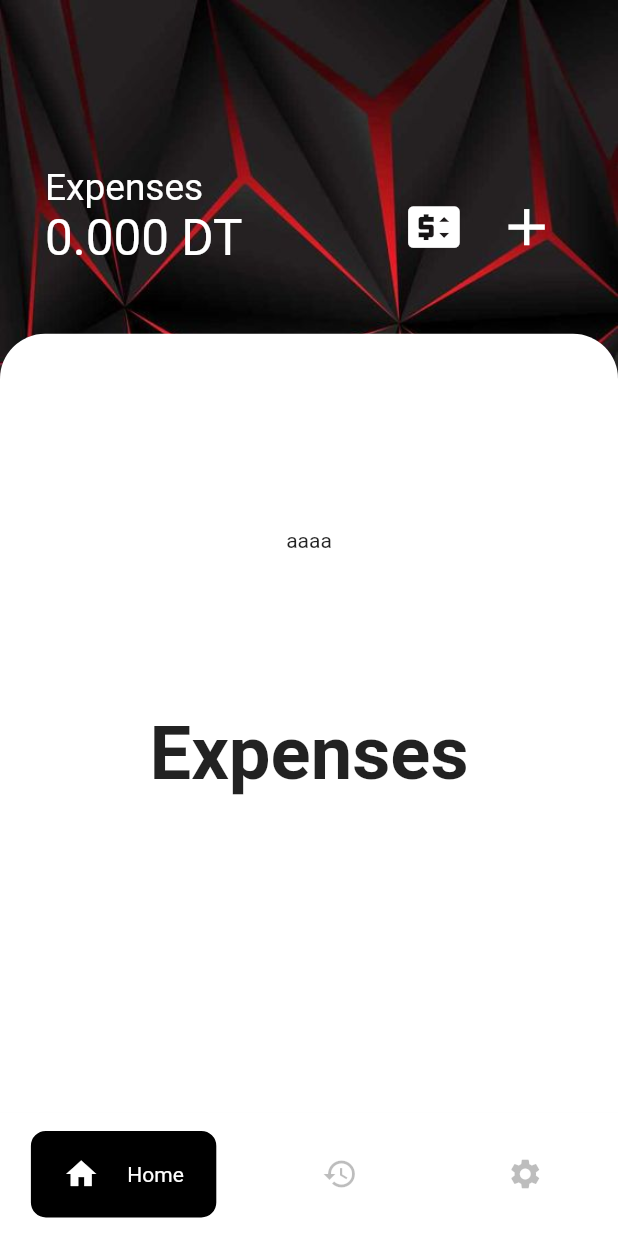
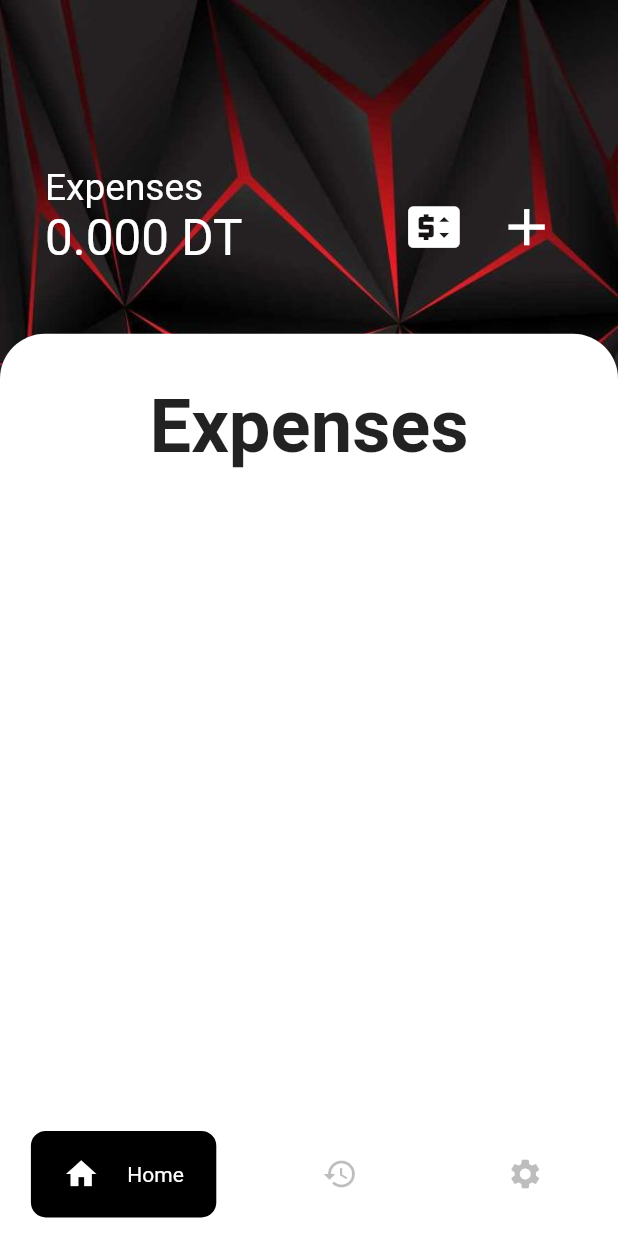
Before and after one commit to louaybadri/expenses_app, a Flutter app: the screen it shows after launch, on a phone screen of 412 x 824 dp. Run offline on Flutter 3.47's test engine with Material 2 defaults, Android fonts, the phone set to English and light mode, and no system bars; our stand-ins replace localstorage; missing offline and left inert: mongo_dart.

Commit message:
fixing some little bugs

```diff
--- a/lib/components/data_and_add.dart
+++ b/lib/components/data_and_add.dart
@@ -85,7 +85,7 @@ class _DataAndAddState extends State<DataAndAdd> {
                                           BorderRadius.all(Radius.circular(30))),
                                   children: [
                                     AddUpdateExpence(
-                                      id: storage.getItem("expenses").length,
+                                      id: storage.getItem("expenses")==null ? 0 : storage.getItem("expenses").length,
                                       notifyParent: widget.notifyParent,
                                     ),
                                   ],
--- a/lib/main.dart
+++ b/lib/main.dart
@@ -1,5 +1,3 @@
-import 'dart:io';
-
 import 'package:flutter/material.dart';
 import 'package:localstorage/localstorage.dart';
 import 'package:masroufi/screens/home_screen.dart';
--- a/lib/screens/home_screen.dart
+++ b/lib/screens/home_screen.dart
@@ -76,7 +76,6 @@ class _HomeScreenState extends State<HomeScreen> {
                         mainAxisAlignment: MainAxisAlignment.spaceEvenly,
                         crossAxisAlignment: CrossAxisAlignment.center,
                         children: [
-                          InkWell(onTap: refresh, child: const Text("aaaa")),
                          SizedBox(
                             width: SettingConfig.width,
                             child: Center(
@@ -86,9 +85,11 @@ class _HomeScreenState extends State<HomeScreen> {
                                       fontSize: SettingConfig.height * 0.06)),
                             ),
                           ),
-                          SingleChildScrollView(
-                            scrollDirection: Axis.horizontal,
-                            child: Row(
+                          SizedBox(
+                            height: SettingConfig.height*0.5,
+                            child: SingleChildScrollView(
+                              child: Center(
+                                child: Column(
                                   children: [
                                     ...expenses.map(
                                       (e) => HistoriqueUnit(
@@ -96,11 +97,13 @@ class _HomeScreenState extends State<HomeScreen> {
                                           notifyParent: refresh,
                                           icon: Icons.account_box_outlined,
                                           iconColor: Colors.redAccent,
-                                      amount: double.parse(e[1]),
-                                      time: e[2],
-                                      title: e[0]),
+                                          amount: double.parse(e["amount"]),
+                                          time: e["time"],
+                                          title: e["title"]),
                                     )
                                   ],
+                                ),
+                              ),
                             ),
                           ),
                         ],
```
Also changed, not shown: lib/components/add_update.dart (+7 -7 lines), lib/components/historique_unit.dart (+42 -19 lines), pubspec.lock, 1 other file. Lines whose indentation alone changed are shown as unchanged.
